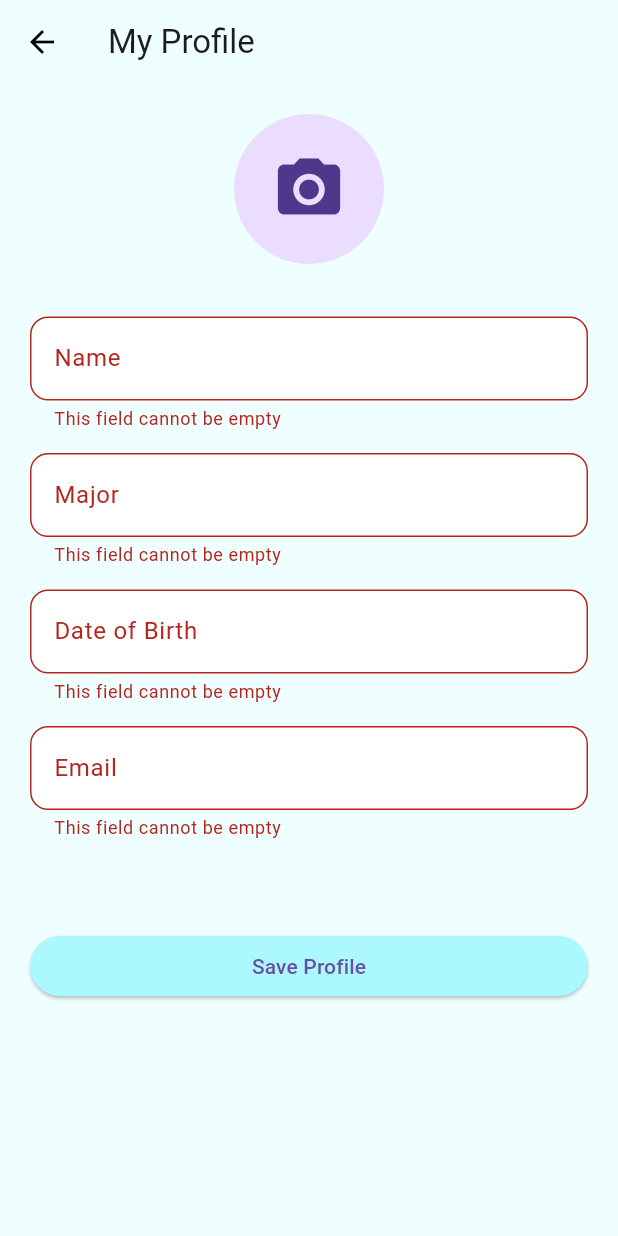
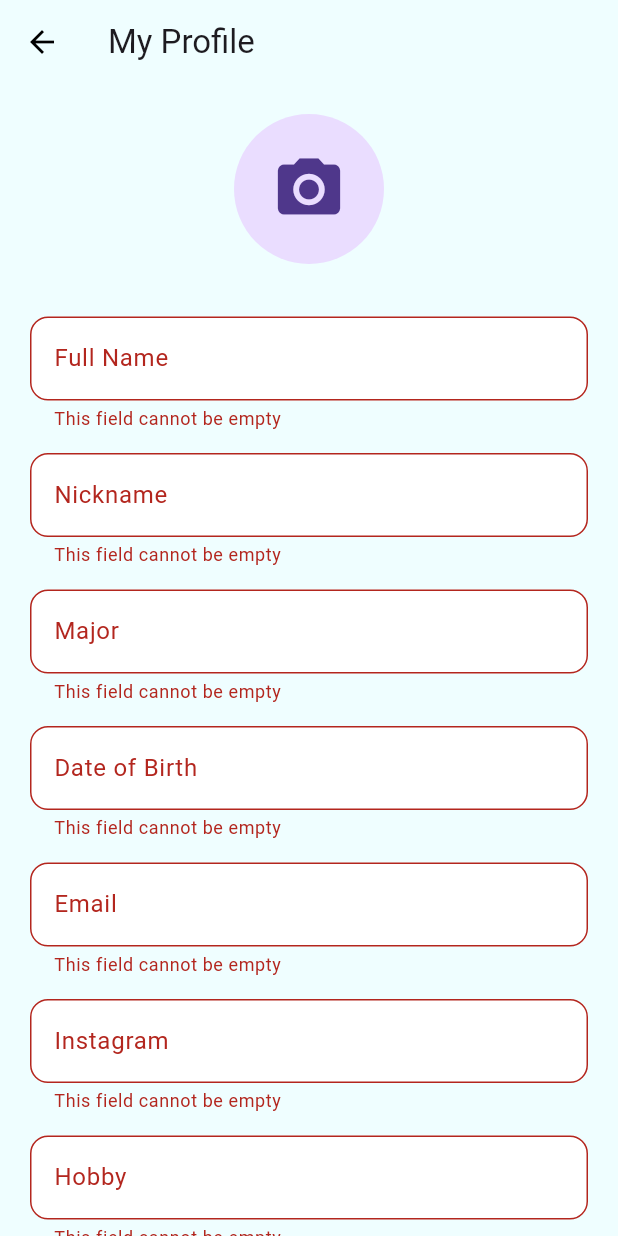
Before and after one commit to suryata/taskify, a Flutter app: the screen it shows after launch, after a tap on "Get Started", after a tap on "Save Profile", on a phone screen of 412 x 824 dp. Run offline on Flutter 3.47's test engine with Material 3 defaults, Android fonts, the phone set to English and light mode, and no system bars; our stand-ins replace curved_navigation_bar, flutter_slidable, hive_flutter, image_picker, table_calendar; accounts and stored records are empty.

Commit message:
[FEAT} New Profile Attributes

```diff
--- a/lib/data/database.dart
+++ b/lib/data/database.dart
@@ -6,6 +6,9 @@ class ProfileInfo {
   String dateOfBirth;
   String email;
   String profileImagePath;
+  String fullName;
+  String hobby;
+  String socialMedia;
 
   ProfileInfo({
     required this.name,
@@ -13,6 +16,9 @@ class ProfileInfo {
     required this.dateOfBirth,
     required this.email,
     required this.profileImagePath,
+    required this.fullName,
+    required this.hobby,
+    required this.socialMedia,
   });
 
   Map<String, dynamic> toMap() {
@@ -22,6 +28,9 @@ class ProfileInfo {
       'dateOfBirth': dateOfBirth,
       'email': email,
       'profileImagePath': profileImagePath,
+      'fullName': fullName,
+      'hobby': hobby,
+      'socialMedia': socialMedia,
     };
   }
 
@@ -32,6 +41,9 @@ class ProfileInfo {
       dateOfBirth: map['dateOfBirth'],
       email: map['email'],
       profileImagePath: map['profileImagePath'],
+      fullName: map['fullName'],
+      hobby: map['hobby'],
+      socialMedia: map['socialMedia'],
     );
   }
 }
@@ -132,11 +144,14 @@ class ToDoDataBase {
       return ProfileInfo.fromMap(profileMap.cast<String, dynamic>());
     } else {
       return ProfileInfo(
-        name: '',
+        name: '', // Digunakan untuk 'nickname' juga
         major: '',
         dateOfBirth: '',
         email: '',
         profileImagePath: '',
+        fullName: '', // Tambahkan nilai default untuk 'fullName'
+        hobby: '', // Tambahkan nilai default untuk 'hobby'
+        socialMedia: '', // Tambahkan nilai default untuk 'socialMedia'
       );
     }
   }
--- a/lib/pages/profileinput.dart
+++ b/lib/pages/profileinput.dart
@@ -3,8 +3,8 @@
 import 'package:flutter/material.dart';
 import 'package:image_picker/image_picker.dart';
 import 'package:path_provider/path_provider.dart';
+import 'dart:io';
 import 'package:taskify/pages/page_controller.dart';
-import 'dart:io';
 import 'landing.dart';
 import '../data/database.dart';
 
@@ -17,10 +17,13 @@ class ProfileInputPage extends StatefulWidget {
 
 class _ProfileInputPageState extends State<ProfileInputPage> {
   final _formKey = GlobalKey<FormState>();
+  final TextEditingController _fullNameController = TextEditingController();
   final TextEditingController _nameController = TextEditingController();
   final TextEditingController _majorController = TextEditingController();
   final TextEditingController _dobController = TextEditingController();
   final TextEditingController _emailController = TextEditingController();
+  final TextEditingController _socialMediaController = TextEditingController();
+  final TextEditingController _hobbyController = TextEditingController();
   File? _imageFile;
   final ToDoDataBase _database = ToDoDataBase();
 
@@ -63,6 +66,9 @@ class _ProfileInputPageState extends State<ProfileInputPage> {
         dateOfBirth: _dobController.text,
         email: _emailController.text,
         profileImagePath: _imageFile?.path ?? '',
+        fullName: _fullNameController.text,
+        hobby: _hobbyController.text,
+        socialMedia: _socialMediaController.text, // Menyimpan Instagram
       );
 
       _database.saveProfileInfo(profileInfo);
@@ -104,7 +110,11 @@ class _ProfileInputPageState extends State<ProfileInputPage> {
                 ),
               ),
               const SizedBox(height: 35),
-              _buildTextFormField(label: 'Name', controller: _nameController),
+              _buildTextFormField(
+                  label: 'Full Name',
+                  controller: _fullNameController), // Field untuk fullName
+              _buildTextFormField(
+                  label: 'Nickname', controller: _nameController),
               _buildTextFormField(label: 'Major', controller: _majorController),
               _buildTextFormField(
                   label: 'Date of Birth',
@@ -123,6 +133,9 @@ class _ProfileInputPageState extends State<ProfileInputPage> {
                   return null;
                 },
               ),
+              _buildTextFormField(
+                  label: 'Instagram', controller: _socialMediaController),
+              _buildTextFormField(label: 'Hobby', controller: _hobbyController),
               const SizedBox(height: 45),
               ElevatedButton(
                 onPressed: _saveProfileAndNavigate,
```
